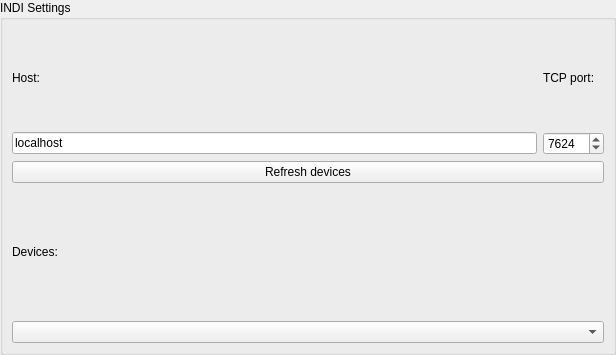
Before: the Qt Designer form plugins/TelescopeControl/src/INDI/TelescopeClientINDIWidget.ui in Stellarium/stellarium, drawn with Qt 5.
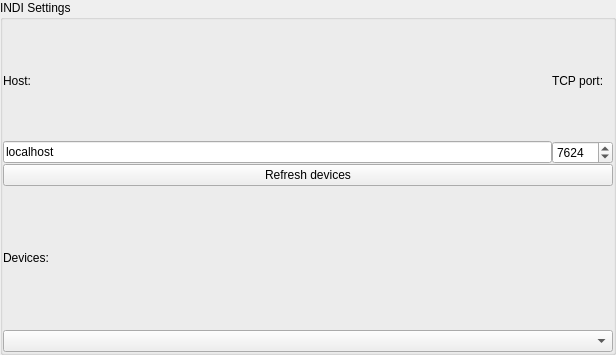
After: the same form once the commit is applied.

The edit to the form file:
```diff
--- a/plugins/TelescopeControl/src/INDI/TelescopeClientINDIWidget.ui
+++ b/plugins/TelescopeControl/src/INDI/TelescopeClientINDIWidget.ui
@@ -35,8 +35,26 @@
       <string>INDI Settings</string>
      </property>
      <layout class="QVBoxLayout" name="verticalLayout_2">
+      <property name="spacing">
+       <number>0</number>
+      </property>
+      <property name="leftMargin">
+       <number>0</number>
+      </property>
+      <property name="topMargin">
+       <number>0</number>
+      </property>
+      <property name="rightMargin">
+       <number>0</number>
+      </property>
+      <property name="bottomMargin">
+       <number>0</number>
+      </property>
       <item>
        <layout class="QGridLayout" name="serverSettings">
+        <property name="spacing">
+         <number>0</number>
+        </property>
         <item row="0" column="1">
          <widget class="QLabel" name="labelTCPPort">
           <property name="enabled">
```
